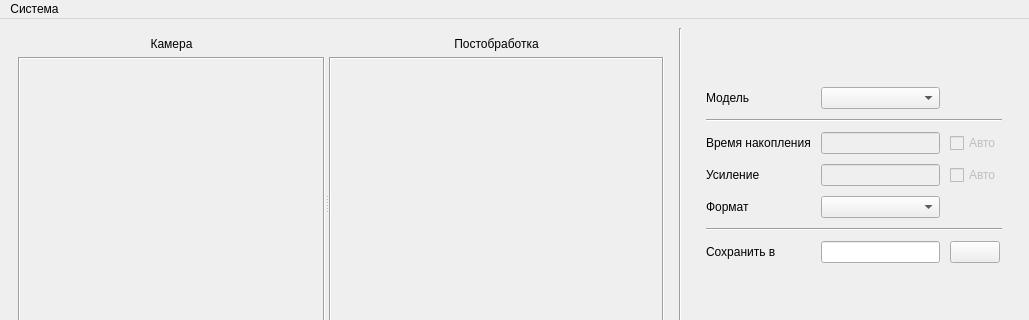
Qt form QT_Forms/MainWindow.ui (Superdudl/DOE) before a commit; both pictures show x 0 to 1029 and y 0 to 320 of the 1029 by 556 pixel window.
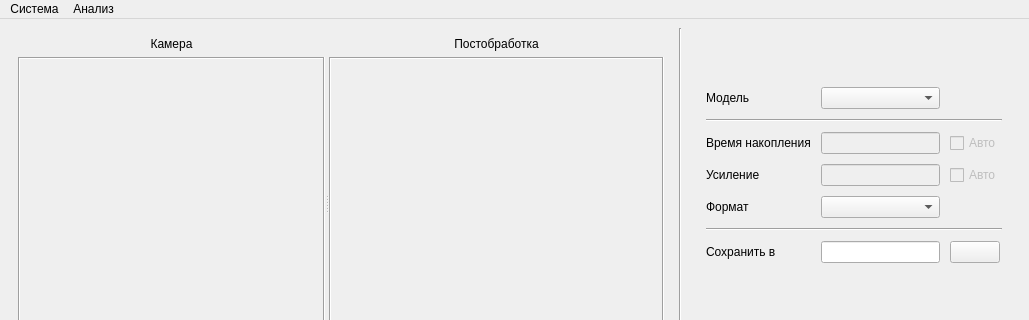
The same form after that commit. Icons and pictures are not drawn.

Commit message: даобавлен анализ PSNR и SSIM

```diff
--- a/QT_Forms/MainWindow.ui
+++ b/QT_Forms/MainWindow.ui
@@ -490,7 +490,7 @@
      <x>0</x>
      <y>0</y>
      <width>1029</width>
-     <height>33</height>
+     <height>22</height>
     </rect>
    </property>
    <widget class="QMenu" name="menu">
@@ -500,7 +500,14 @@
     <addaction name="connect_camera"/>
     <addaction name="load_video"/>
    </widget>
+   <widget class="QMenu" name="analise">
+    <property name="title">
+     <string>Анализ</string>
+    </property>
+    <addaction name="actionPSNR_SSIM"/>
+   </widget>
    <addaction name="menu"/>
+   <addaction name="analise"/>
   </widget>
   <widget class="QStatusBar" name="statusBar"/>
   <action name="connect_camera">
```
Left out of the diff: 11 changed lines with no effect on the pictures. The commit also changes 10 other files.
